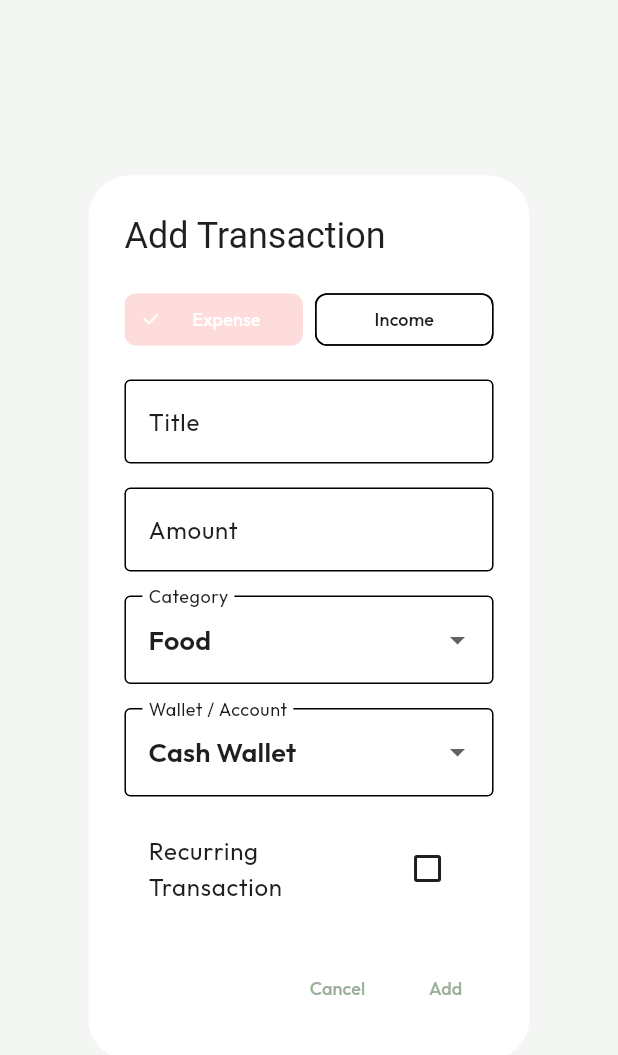
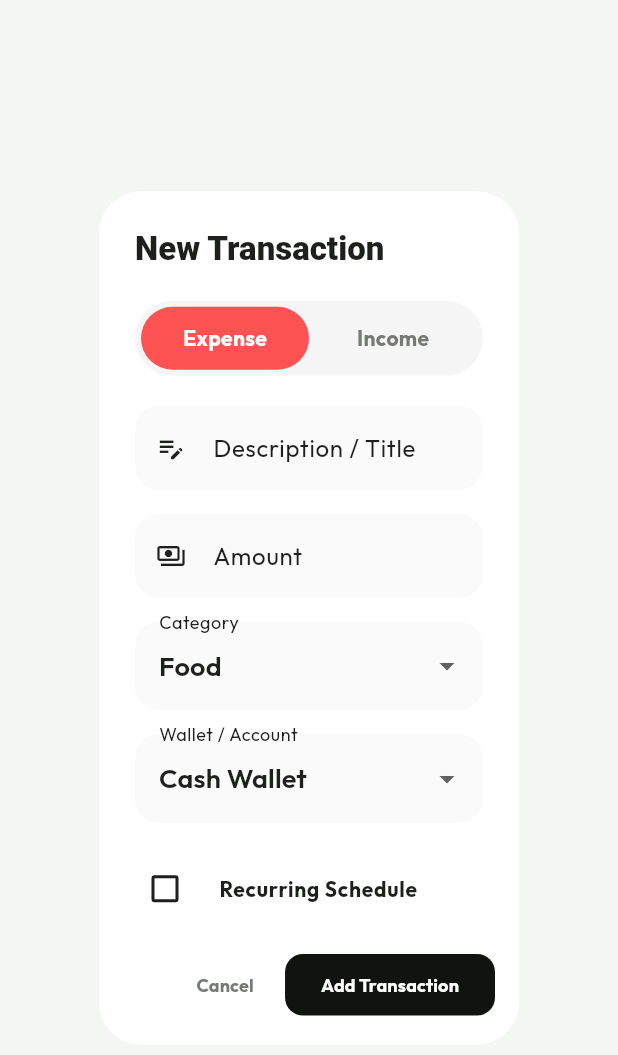
Before and after one commit to RukshanAmodya/Moni, a Flutter app: the AddTransactionDialog widget shown alone on an empty page, opened directly, on a phone screen of 412 x 824 dp. Shown: the top 1055 px of the screen. Run offline on Flutter 3.47's test engine with Material 3 defaults, Android fonts, the light colour scheme and no system bars; our stand-ins replace cloud_firestore, firebase_auth, firebase_core, fl_chart, google_fonts, local_auth and 1 more; accounts and stored records are empty.

Commit message:
UI Refinement: Redesign Add Transaction Dialog with sliding toggle and remove all divider lines in Settings

```diff
--- a/lib/screens/settings_screen.dart
+++ b/lib/screens/settings_screen.dart
@@ -138,31 +138,26 @@ class SettingsScreen extends StatelessWidget {
                         },
                       ),
                     ),
-                    const Divider(height: 1, indent: 16, endIndent: 16),
                     ListTile(
                       title: const Text('Configure Budgets'),
                       trailing: const Icon(Icons.chevron_right),
                       onTap: () => _showConfigureBudgetsDialog(context, finance),
                     ),
-                    const Divider(height: 1, indent: 16, endIndent: 16),
                     ListTile(
                       title: const Text('Wallets & Accounts'),
                       trailing: const Icon(Icons.chevron_right),
                       onTap: () => Navigator.push(context, MaterialPageRoute(builder: (_) => const WalletDetailsScreen())),
                     ),
-                    const Divider(height: 1, indent: 16, endIndent: 16),
                     ListTile(
                       title: const Text('Budget Tracking Progress'),
                       trailing: const Icon(Icons.chevron_right),
                       onTap: () => Navigator.push(context, MaterialPageRoute(builder: (_) => const BudgetProgressScreen())),
                     ),
-                    const Divider(height: 1, indent: 16, endIndent: 16),
                     ListTile(
                       title: const Text('Recurring Subscriptions'),
                       trailing: const Icon(Icons.chevron_right),
                       onTap: () => Navigator.push(context, MaterialPageRoute(builder: (_) => const RecurringSubscriptionsScreen())),
                     ),
-                    const Divider(height: 1, indent: 16, endIndent: 16),
                     ListTile(
                       title: const Text('Customize Categories'),
                       trailing: const Icon(Icons.chevron_right),
@@ -201,7 +196,6 @@ class SettingsScreen extends StatelessWidget {
                       },
                     ),
                     if (finance.pinEnabled) ...[
-                      const Divider(height: 1, indent: 16, endIndent: 16),
                       SwitchListTile(
                         title: const Text('Biometric Fingerprint Lock'),
                         subtitle: const Text('Unlock using device biometric scans'),
@@ -235,14 +229,12 @@ class SettingsScreen extends StatelessWidget {
                         );
                       },
                     ),
-                    const Divider(height: 1, indent: 16, endIndent: 16),
                     ListTile(
                       leading: const Icon(Icons.cloud_download_outlined, color: Colors.blueAccent),
                       title: const Text('Import Backup'),
                       subtitle: const Text('Paste previously exported backup JSON'),
                       onTap: () => _showImportBackupDialog(context, finance),
                     ),
-                    const Divider(height: 1, indent: 16, endIndent: 16),
                     ListTile(
                       leading: const Icon(Icons.description_outlined, color: Colors.green),
                       title: const Text('Export CSV Report'),
@@ -255,14 +247,12 @@ class SettingsScreen extends StatelessWidget {
                         );
                       },
                     ),
-                    const Divider(height: 1, indent: 16, endIndent: 16),
                     ListTile(
                       leading: const Icon(Icons.analytics_outlined, color: Colors.deepOrangeAccent),
                       title: const Text('Export Report Wizard'),
                       subtitle: const Text('Filter and copy custom reports to CSV'),
                       onTap: () => Navigator.push(context, MaterialPageRoute(builder: (_) => const ReportsExportScreen())),
                     ),
-                    const Divider(height: 1, indent: 16, endIndent: 16),
                     ListTile(
                       leading: const Icon(Icons.lightbulb_outline_rounded, color: Colors.amber),
                       title: const Text('Financial Education Hub'),
--- a/lib/screens/transactions_screen.dart
+++ b/lib/screens/transactions_screen.dart
@@ -315,65 +315,106 @@ class _AddTransactionDialogState extends State<AddTransactionDialog> {
     }
 
     return AlertDialog(
-      title: const Text('Add Transaction'),
+      backgroundColor: Colors.white,
+      shape: RoundedRectangleBorder(borderRadius: BorderRadius.circular(28)),
+      title: const Text(
+        'New Transaction',
+        style: TextStyle(fontWeight: FontWeight.w900, color: MoniTheme.darkText, fontSize: 22),
+      ),
+      contentPadding: const EdgeInsets.fromLTRB(24, 20, 24, 12),
       content: SingleChildScrollView(
         child: Form(
           key: _formKey,
           child: Column(
             mainAxisSize: MainAxisSize.min,
             children: [
-              // Income / Expense Selector Toggle
-              Row(
+              // Income / Expense Sliding Toggle Custom Widget
+              Container(
+                height: 50,
+                decoration: BoxDecoration(
+                  color: Colors.grey.shade100,
+                  borderRadius: BorderRadius.circular(25),
+                ),
+                padding: const EdgeInsets.all(4),
+                child: Row(
                   children: [
                     Expanded(
-                    child: ChoiceChip(
-                      label: const Center(child: Text('Expense')),
-                      selected: _type == 'expense',
-                      selectedColor: Colors.redAccent.withOpacity(0.2),
-                      onSelected: (val) {
-                        if (val) {
+                      child: GestureDetector(
+                        onTap: () {
                           setState(() {
                             _type = 'expense';
                             _category = finance.expenseCategories.first;
                           });
-                        }
                         },
+                        child: Container(
+                          decoration: BoxDecoration(
+                            color: _type == 'expense' ? Colors.redAccent : Colors.transparent,
+                            borderRadius: BorderRadius.circular(21),
+                          ),
+                          alignment: Alignment.center,
+                          child: Text(
+                            'Expense',
+                            style: TextStyle(
+                              color: _type == 'expense' ? Colors.white : MoniTheme.mutedText,
+                              fontWeight: FontWeight.bold,
                             ),
                           ),
-                  const SizedBox(width: 8),
+                        ),
+                      ),
+                    ),
                     Expanded(
-                    child: ChoiceChip(
-                      label: const Center(child: Text('Income')),
-                      selected: _type == 'income',
-                      selectedColor: Colors.green.withOpacity(0.2),
-                      onSelected: (val) {
-                        if (val) {
+                      child: GestureDetector(
+                        onTap: () {
                           setState(() {
                             _type = 'income';
                             _category = finance.incomeCategories.first;
                           });
-                        }
                         },
+                        child: Container(
+                          decoration: BoxDecoration(
+                            color: _type == 'income' ? Colors.green : Colors.transparent,
+                            borderRadius: BorderRadius.circular(21),
+                          ),
+                          alignment: Alignment.center,
+                          child: Text(
+                            'Income',
+                            style: TextStyle(
+                              color: _type == 'income' ? Colors.white : MoniTheme.mutedText,
+                              fontWeight: FontWeight.bold,
+                            ),
+                          ),
+                        ),
                       ),
                     ),
                   ],
                 ),
-              const SizedBox(height: 16),
+              ),
+              const SizedBox(height: 20),
+
+              // Title Input
               TextFormField(
                 controller: _titleController,
-                decoration: const InputDecoration(
-                  labelText: 'Title',
-                  border: OutlineInputBorder(),
+                decoration: InputDecoration(
+                  labelText: 'Description / Title',
+                  filled: true,
+                  fillColor: Colors.grey.shade50,
+                  border: OutlineInputBorder(borderRadius: BorderRadius.circular(16), borderSide: BorderSide.none),
+                  prefixIcon: const Icon(Icons.edit_note, size: 20),
                 ),
                 validator: (val) => val == null || val.isEmpty ? 'Please enter a title' : null,
               ),
               const SizedBox(height: 16),
+
+              // Amount Input
               TextFormField(
                 controller: _amountController,
                 keyboardType: TextInputType.number,
-                decoration: const InputDecoration(
+                decoration: InputDecoration(
                   labelText: 'Amount',
-                  border: OutlineInputBorder(),
+                  filled: true,
+                  fillColor: Colors.grey.shade50,
+                  border: OutlineInputBorder(borderRadius: BorderRadius.circular(16), borderSide: BorderSide.none),
+                  prefixIcon: const Icon(Icons.payments_outlined, size: 20),
                 ),
                 validator: (val) {
                   if (val == null || val.isEmpty) return 'Please enter amount';
@@ -382,10 +423,16 @@ class _AddTransactionDialogState extends State<AddTransactionDialog> {
                 },
               ),
               const SizedBox(height: 16),
-              // Category Dropdown
+
+              // Category Selector
               DropdownButtonFormField<String>(
                 value: _category,
-                decoration: const InputDecoration(labelText: 'Category', border: OutlineInputBorder()),
+                decoration: InputDecoration(
+                  labelText: 'Category',
+                  filled: true,
+                  fillColor: Colors.grey.shade50,
+                  border: OutlineInputBorder(borderRadius: BorderRadius.circular(16), borderSide: BorderSide.none),
+                ),
                 items: categories
                     .map((cat) => DropdownMenuItem(value: cat, child: Text(cat)))
                     .toList(),
@@ -398,10 +445,16 @@ class _AddTransactionDialogState extends State<AddTransactionDialog> {
                 },
               ),
               const SizedBox(height: 16),
-              // Wallet Dropdown
+
+              // Wallet Selector
               DropdownButtonFormField<String>(
                 value: _walletId,
-                decoration: const InputDecoration(labelText: 'Wallet / Account', border: OutlineInputBorder()),
+                decoration: InputDecoration(
+                  labelText: 'Wallet / Account',
+                  filled: true,
+                  fillColor: Colors.grey.shade50,
+                  border: OutlineInputBorder(borderRadius: BorderRadius.circular(16), borderSide: BorderSide.none),
+                ),
                 items: finance.wallets
                     .map((w) => DropdownMenuItem(value: w.id, child: Text(w.name)))
                     .toList(),
@@ -414,22 +467,31 @@ class _AddTransactionDialogState extends State<AddTransactionDialog> {
                 },
               ),
               const SizedBox(height: 16),
-              // Recurring Checkbox
+
+              // Recurring Settings
               CheckboxListTile(
-                title: const Text('Recurring Transaction'),
+                title: const Text('Recurring Schedule', style: TextStyle(fontSize: 14, fontWeight: FontWeight.bold)),
                 value: _isRecurring,
+                activeColor: MoniTheme.sageGreen,
                 onChanged: (val) {
                   setState(() {
                     _isRecurring = val ?? false;
                     _recurrenceInterval = _isRecurring ? 'monthly' : 'none';
                   });
                 },
+                controlAffinity: ListTileControlAffinity.leading,
+                contentPadding: EdgeInsets.zero,
               ),
               if (_isRecurring) ...[
                 const SizedBox(height: 8),
                 DropdownButtonFormField<String>(
                   value: _recurrenceInterval,
-                  decoration: const InputDecoration(labelText: 'Interval', border: OutlineInputBorder()),
+                  decoration: InputDecoration(
+                    labelText: 'Interval',
+                    filled: true,
+                    fillColor: Colors.grey.shade50,
+                    border: OutlineInputBorder(borderRadius: BorderRadius.circular(16), borderSide: BorderSide.none),
+                  ),
                   items: const [
                     DropdownMenuItem(value: 'daily', child: Text('Daily')),
                     DropdownMenuItem(value: 'weekly', child: Text('Weekly')),
@@ -448,12 +510,20 @@ class _AddTransactionDialogState extends State<AddTransactionDialog> {
           ),
         ),
       ),
+      actionsPadding: const EdgeInsets.fromLTRB(16, 0, 16, 16),
       actions: [
         TextButton(
           onPressed: () => Navigator.pop(context),
-          child: const Text('Cancel'),
+          child: const Text('Cancel', style: TextStyle(color: MoniTheme.mutedText, fontWeight: FontWeight.bold)),
         ),
-        TextButton(
+        ElevatedButton(
+          style: ElevatedButton.styleFrom(
+            backgroundColor: MoniTheme.blackAccent,
+            foregroundColor: Colors.white,
+            shape: RoundedRectangleBorder(borderRadius: BorderRadius.circular(12)),
+            elevation: 0,
+            padding: const EdgeInsets.symmetric(horizontal: 24, vertical: 12),
+          ),
           onPressed: () {
             if (_formKey.currentState!.validate()) {
               final amount = double.tryParse(_amountController.text) ?? 0.0;
@@ -472,7 +542,7 @@ class _AddTransactionDialogState extends State<AddTransactionDialog> {
               Navigator.pop(context);
             }
           },
-          child: const Text('Add', style: TextStyle(color: MoniTheme.sageGreen)),
+          child: const Text('Add Transaction', style: TextStyle(fontWeight: FontWeight.bold)),
         ),
       ],
     );
```
Also changed, not shown: 1 other file. Lines whose indentation alone changed are shown as unchanged.
